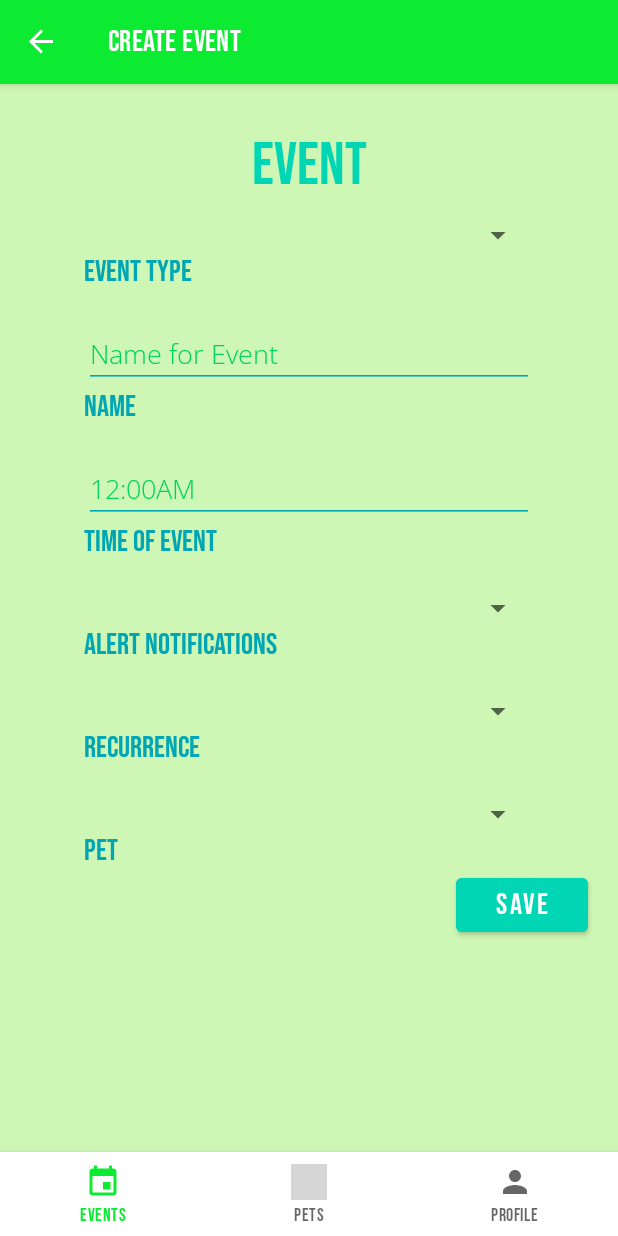
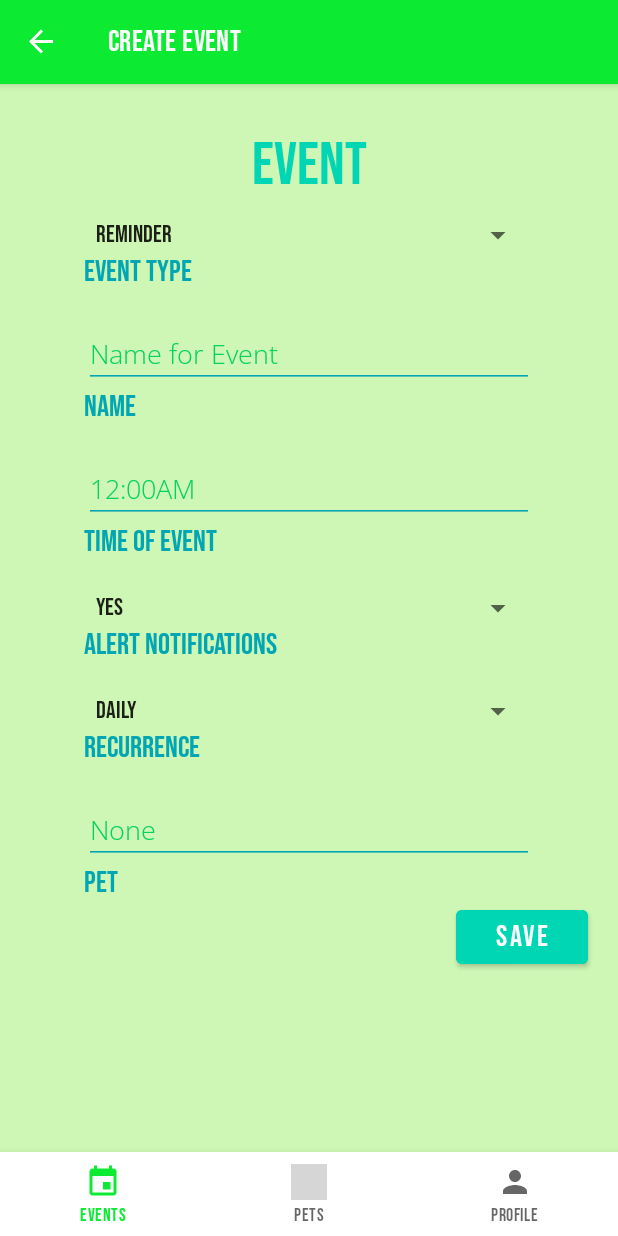
Before and after one commit to kuznicmd-CSSE-483/Leash, an Android app: the EventsCreateFragment screen opened through its navigation route, on a phone screen of 412 x 824 dp. Run offline under Robolectric (Android 15) with nearby library versions, the phone set to English and light mode, and no system bars; our stand-ins replace Firebase (no records; nobody signed in at launch, a user with empty details on screens opened directly), navigation-ui; libraries missing offline, so code that uses them is left out: com.firebase.ui; grey boxes are pictures that could not be loaded.

Commit message:
Added: Able to create/display events

```diff
--- /dev/null
+++ b/app/src/main/java/edu/rosehulman/leash/adapters/EventAdapter.kt
@@ -0,0 +1,83 @@
+package edu.rosehulman.leash.adapters
+
+import android.view.LayoutInflater
+import android.view.View
+import android.view.ViewGroup
+import android.widget.TextView
+import androidx.lifecycle.ViewModelProvider
+import androidx.navigation.fragment.findNavController
+import androidx.recyclerview.widget.RecyclerView
+import com.google.firebase.Timestamp
+import edu.rosehulman.leash.R
+import edu.rosehulman.leash.models.Event
+import edu.rosehulman.leash.models.EventsViewModel
+import edu.rosehulman.leash.ui.EventsFragment
+import edu.rosehulman.leash.ui.PetsFragment
+
+class EventAdapter (val fragment: EventsFragment) : RecyclerView.Adapter<EventAdapter.EventViewHolder>() {
+    val model = ViewModelProvider(fragment.requireActivity()).get(EventsViewModel::class.java)
+
+    fun addListener(fragmentName: String) {
+        model.addListener(fragmentName) {
+            notifyDataSetChanged()
+        }
+    }
+
+    fun removeListener(fragmentName: String) {
+        model.removeListener(fragmentName)
+    }
+
+    /** Called when RecyclerView needs a new [ViewHolder] of the given type to represent...*/
+    override fun onCreateViewHolder(parent: ViewGroup, viewType: Int): EventAdapter.EventViewHolder {
+        val view = LayoutInflater.from(parent.context).inflate(R.layout.event_item, parent, false)
+        return EventViewHolder(view)
+    }
+
+    /** Called by RecyclerView to display the data at the specified position. This method should...*/
+    override fun onBindViewHolder(holder: EventAdapter.EventViewHolder, position: Int) {
+        holder.bind(model.getEventAt(position))
+    }
+
+    /** Returns the total number of items in the data set held by the adapter...*/
+    override fun getItemCount() = model.size()
+
+    inner class EventViewHolder(itemView: View) : RecyclerView.ViewHolder(itemView) {
+        val eventNameTextView: TextView = itemView.findViewById(R.id.event_textView)
+        val eventPetTextView: TextView = itemView.findViewById(R.id.pet_name_textView)
+        val eventTimeTextView: TextView = itemView.findViewById(R.id.time_textView)
+
+        init {
+            itemView.setOnClickListener {
+                model.updatePos(adapterPosition)
+                fragment.findNavController().navigate(R.id.navigation_events_edit,
+//                    null,
+//                    // Simple animation when sliding between pages
+//                    navOptions {
+//                        anim {
+//                            enter = R.anim.slide_in_left
+//                            exit = R.anim.slide_out_right
+//                        }
+//                    }
+                )
+            }
+
+//            itemView.setOnLongClickListener{
+//                model.updatePos(adapterPosition)
+//                model.toggleCurrentPhoto()
+//                model.updateCurrentPhoto(model.getCurrentPhoto().url, model.getCurrentPhoto().caption, model.getCurrentPhoto().isSelected)
+////                notifyDataSetChanged()
+//                true
+        }
+
+        // This method needs to be fast! It can get called many many many times over!!!
+        fun bind(event: Event) {
+            eventNameTextView.text = event.name
+            eventPetTextView.text = "Pet: ${event.pet}"
+            eventTimeTextView.text = "Time: ${parseDate(event.time)}"
+        }
+    }
+
+    fun parseDate(time: Timestamp): String {
+        return "${time.toDate().month + 1}/${time.toDate().date.toString()}/${time.toDate().year.toString().substring(1,3)}"
+    }
+}
--- a/app/src/main/java/edu/rosehulman/leash/models/EventsViewModel.kt
+++ b/app/src/main/java/edu/rosehulman/leash/models/EventsViewModel.kt
@@ -1,13 +1,81 @@
 package edu.rosehulman.leash.models
 
+import android.util.Log
 import androidx.lifecycle.LiveData
 import androidx.lifecycle.MutableLiveData
 import androidx.lifecycle.ViewModel
+import com.google.firebase.Timestamp
+import com.google.firebase.auth.ktx.auth
+import com.google.firebase.firestore.*
+import com.google.firebase.firestore.ktx.firestore
+import com.google.firebase.ktx.Firebase
+import edu.rosehulman.leash.Constants
+import kotlin.random.Random
 
-class EventsViewModel : ViewModel() {
+class EventsViewModel  : ViewModel() {
+    // Array of Events
+    var events = ArrayList<Event>()
+    var currentPos = 0
 
-    private val _text = MutableLiveData<String>().apply {
-        value = "This is home Fragment"
+    fun getEventAt(pos: Int) = events[pos]
+    fun getCurrentEvent() = getEventAt(currentPos)
+
+    lateinit var ref: CollectionReference
+    val subscriptions = HashMap<String, ListenerRegistration>()
+
+    fun addListener(fragmentName: String, observer: () -> Unit) {
+        val uid = Firebase.auth.currentUser!!.uid
+        ref = Firebase.firestore.collection(User.COLLECTION_PATH).document(uid).collection((Event.COLLECTION_PATH))
+
+        val subscription = ref
+            .orderBy(Event.CREATED_KEY, Query.Direction.ASCENDING)
+            .addSnapshotListener { snapshot: QuerySnapshot?, error: FirebaseFirestoreException? ->
+                error?.let {
+                    Log.d(Constants.TAG, "Error:$error")
+                    return@addSnapshotListener
+                }
+                events.clear()
+                snapshot?.documents?.forEach {
+                    events.add(Event.from(it))
+                }
+                observer()
+            }
+        subscriptions[fragmentName] = subscription
     }
-    val text: LiveData<String> = _text
+
+    fun removeListener(fragmentName: String) {
+        subscriptions[fragmentName]?.remove()
+        subscriptions.remove(fragmentName)
+    }
+
+    /*
+    This method adds a random photo and a random caption.
+    // TODO: Come back and complete this method
+     */
+    fun addEvent(reminder: String, name: String, time: Timestamp, alert: String, reoccurence: String, pet: String) {
+        val newEvent = Event(reminder, name, time, alert, reoccurence, pet)
+        ref.add(newEvent)
+    }
+
+    fun updateCurrentEvent(reminder: String, name: String, time: Timestamp, alert: String, reoccurence: String, pet: String){
+        events[currentPos].reminder = reminder
+        events[currentPos].name = name
+        events[currentPos].time = time
+        events[currentPos].alert = alert
+        events[currentPos].reooccurence = reoccurence
+        events[currentPos].pet = pet
+        ref.document(getCurrentEvent().id).set(getCurrentEvent())
+    }
+
+    fun removeCurrentEvent() {
+        ref.document(getCurrentEvent().id).delete()
+        currentPos = 0
+    }
+
+    fun updatePos(pos: Int) {
+        currentPos = pos
+    }
+
+    fun size() = events.size
+
 }
--- a/app/src/main/java/edu/rosehulman/leash/models/PetsViewModel.kt
+++ b/app/src/main/java/edu/rosehulman/leash/models/PetsViewModel.kt
@@ -76,8 +76,4 @@ class PetsViewModel : ViewModel() {
 
     fun size() = pets.size
 
-    // Until is exclusive -> From 0 to 99
-    fun getRandom() = Random.nextInt(5)
-
-
 }
--- a/app/src/main/java/edu/rosehulman/leash/ui/EventsCreateFragment.kt
+++ b/app/src/main/java/edu/rosehulman/leash/ui/EventsCreateFragment.kt
@@ -5,16 +5,77 @@ import android.view.LayoutInflater
 import android.view.View
 import android.view.ViewGroup
 import androidx.fragment.app.Fragment
+import androidx.lifecycle.ViewModelProvider
+import androidx.navigation.fragment.findNavController
+import androidx.navigation.navOptions
+import com.google.android.material.datepicker.CalendarConstraints
+import com.google.android.material.datepicker.DateValidatorPointBackward
+import com.google.android.material.datepicker.MaterialDatePicker
+import com.google.firebase.Timestamp
 import edu.rosehulman.leash.R
+import edu.rosehulman.leash.databinding.FragmentEventsCreateBinding
+import edu.rosehulman.leash.models.EventsViewModel
+import java.util.*
 
 class EventsCreateFragment : Fragment() {
 
+    private lateinit var model: EventsViewModel
+
+    private lateinit var binding: FragmentEventsCreateBinding
+
     override fun onCreateView(
-        inflater: LayoutInflater, container: ViewGroup?,
+        inflater: LayoutInflater,
+        container: ViewGroup?,
         savedInstanceState: Bundle?
     ): View {
-        // Inflate the layout for this fragment
-        return inflater.inflate(R.layout.fragment_events_create, container, false)
+        model = ViewModelProvider(requireActivity()).get(EventsViewModel::class.java)
+        binding = FragmentEventsCreateBinding.inflate(inflater, container, false)
+
+        setupButtons()
+
+        return binding.root
+    }
+
+    fun setupButtons() {
+        // Logic for choosing a time
+        // TODO: Change, as they can be future dates
+        binding.timeCreateEditText.setOnClickListener {
+            val constraintsBuilder =
+                CalendarConstraints.Builder()
+                    .setValidator(DateValidatorPointBackward.now())
+
+            val datePicker =
+                MaterialDatePicker.Builder.datePicker()
+                    .setTitleText("Select date")
+                    .setSelection(MaterialDatePicker.todayInUtcMilliseconds())
+                    .setInputMode(MaterialDatePicker.INPUT_MODE_TEXT)
+                    .setCalendarConstraints(constraintsBuilder.build())
+                    .build()
+            datePicker.addOnPositiveButtonClickListener {
+                // Respond to positive button click.
+                // TODO: Figure out how to get correct value of date selected
+                binding.timeCreateEditText.setText(datePicker.toString())
+            }
+            datePicker.show(parentFragmentManager, "tag");
+        }
+
+        // Logic for saving event
+        // TODO: Timestamp is set now; should come from selected date from above
+        binding.saveEventCreateButton.setOnClickListener {
+            model.addEvent(binding.eventTypeCreateSpinner.selectedItem.toString(), binding.nameCreateEditText.text.toString(),
+                Timestamp.now(), binding.alertCreateSpinner.selectedItem.toString(), binding.recurrenceCreateSpinner.selectedItem.toString(),
+                binding.petCreateEdiText.text.toString()
+            )
+            // Navigate back to the Pets List Fragment
+            this.findNavController().navigate(R.id.navigation_events, null,
+                // Simple animation when sliding between pages
+                navOptions {
+                    anim {
+                        enter = android.R.anim.slide_in_left
+                        exit = android.R.anim.slide_out_right
+                    }
+                })
+        }
     }
 
 }
--- a/app/src/main/java/edu/rosehulman/leash/ui/EventsFragment.kt
+++ b/app/src/main/java/edu/rosehulman/leash/ui/EventsFragment.kt
@@ -7,12 +7,18 @@ import android.view.ViewGroup
 import androidx.fragment.app.Fragment
 import androidx.navigation.fragment.findNavController
 import androidx.navigation.navOptions
+import androidx.recyclerview.widget.DividerItemDecoration
+import androidx.recyclerview.widget.LinearLayoutManager
 import edu.rosehulman.leash.R
+import edu.rosehulman.leash.adapters.EventAdapter
+import edu.rosehulman.leash.adapters.PetsAdapter
 import edu.rosehulman.leash.databinding.FragmentEventsBinding
+import edu.rosehulman.leash.databinding.FragmentPetsBinding
 
 class EventsFragment : Fragment() {
 
     private lateinit var binding: FragmentEventsBinding
+    private lateinit var adapter: EventAdapter
 
     override fun onCreateView(
         inflater: LayoutInflater,
@@ -20,9 +26,24 @@ class EventsFragment : Fragment() {
         savedInstanceState: Bundle?
     ): View? {
         binding = FragmentEventsBinding.inflate(inflater, container, false)
+        // Make Recycler; Connect with Adapter
+        adapter = EventAdapter(this)
+        // Set Recyclerview and Adapter properties below
+        binding.recyclerView.adapter = adapter
+        adapter.addListener(EventsFragment.fragmentName)
+        // Make the items show up in a grid, with 3 items in each row
+        binding.recyclerView.layoutManager = LinearLayoutManager(requireContext())
+        binding.recyclerView.setHasFixedSize(true)
+        binding.recyclerView.addItemDecoration(
+            DividerItemDecoration(
+                requireContext(),
+                DividerItemDecoration.VERTICAL
+            )
+        )
 
+        // Set up FAB, which allows the user to create a new pet
         binding.fab.setOnClickListener {
-            this.findNavController().navigate(R.id.navigation_events_edit, null,
+            this.findNavController().navigate(R.id.navigation_events_create, null,
                 // Simple animation when sliding between pages
                 navOptions {
                     anim {
@@ -34,4 +55,13 @@ class EventsFragment : Fragment() {
 
         return binding.root
     }
+
+    override fun onDestroyView() {
+        super.onDestroyView()
+        adapter.removeListener(fragmentName)
+    }
+
+    companion object {
+        const val fragmentName = "PetsFragment"
+    }
 }
--- a/app/src/main/res/layout/fragment_events_create.xml
+++ b/app/src/main/res/layout/fragment_events_create.xml
@@ -33,7 +33,8 @@
             android:layout_below="@id/event_create_header"
             android:layout_centerHorizontal="true"
             android:layout_marginTop="10dp"
-            android:spinnerMode="dropdown" />
+            android:spinnerMode="dropdown"
+            android:entries="@array/event_type_array"/>
 
         <TextView
             android:id="@+id/event_type_create_textView"
@@ -100,7 +101,8 @@
             android:layout_below="@id/time_create_textView"
             android:layout_centerHorizontal="true"
             android:layout_marginTop="20dp"
-            android:spinnerMode="dropdown" />
+            android:spinnerMode="dropdown"
+            android:entries="@array/alert_array"/>
 
         <TextView
             android:id="@+id/alert_create_textView"
@@ -119,7 +121,8 @@
             android:layout_below="@id/alert_create_textView"
             android:layout_centerHorizontal="true"
             android:layout_marginTop="20dp"
-            android:spinnerMode="dropdown" />
+            android:spinnerMode="dropdown"
+            android:entries="@array/recurrence_array"/>
 
         <TextView
             android:id="@+id/recurrence_create_textView"
@@ -131,20 +134,34 @@
             android:textColor="@color/Hotel"
             android:textSize="20sp" />
 
-        <Spinner
-            android:id="@+id/pet_create_spinner"
+<!--        <Spinner-->
+<!--            android:id="@+id/pet_create_spinner"-->
+<!--            android:layout_width="300dp"-->
+<!--            android:layout_height="wrap_content"-->
+<!--            android:layout_below="@id/recurrence_create_textView"-->
+<!--            android:layout_centerHorizontal="true"-->
+<!--            android:layout_marginTop="20dp"-->
+<!--            android:spinnerMode="dropdown" />-->
+
+        <EditText
+            android:id="@+id/pet_create_ediText"
             android:layout_width="300dp"
             android:layout_height="wrap_content"
             android:layout_below="@id/recurrence_create_textView"
             android:layout_centerHorizontal="true"
             android:layout_marginTop="20dp"
-            android:spinnerMode="dropdown" />
+            android:backgroundTint="@color/Hotel"
+            android:fontFamily="@font/open_sans_light"
+            android:hint="@string/events_edit_pet_type_hint"
+            android:importantForAutofill="no"
+            android:inputType="text"
+            android:textColorHint="@color/Bravo" />
 
         <TextView
             android:id="@+id/pet_create_textView"
             android:layout_width="match_parent"
             android:layout_height="wrap_content"
-            android:layout_below="@id/pet_create_spinner"
+            android:layout_below="@id/pet_create_ediText"
             android:layout_alignLeft="@id/event_type_create_spinner"
             android:text="@string/events_edit_pet_type"
             android:textColor="@color/Hotel"
```
Also changed, not shown: app/src/main/java/edu/rosehulman/leash/models/Event.kt (added, +29 -0 lines), app/src/main/res/layout/fragment_events.xml (+7 -7 lines).
